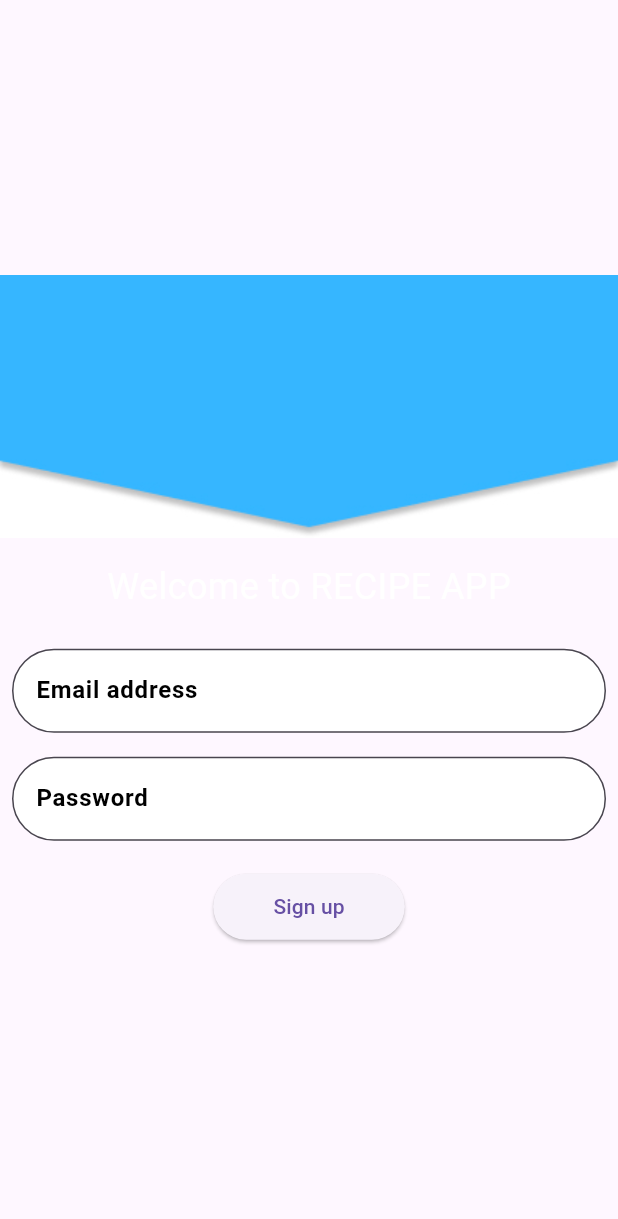
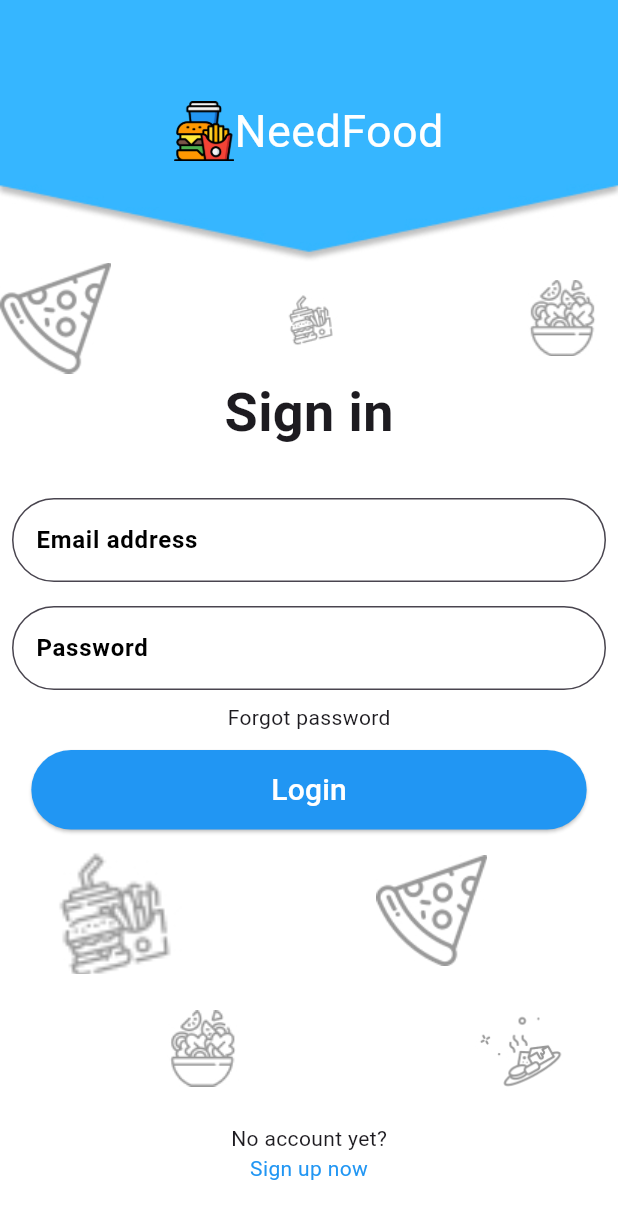
Before and after one commit to rasul-1/RecipeApp, a Flutter app: the InputPage screen opened directly, on a phone screen of 412 x 824 dp. Shown: the top 1219 px of the screen. Run offline on Flutter 3.47's test engine with Material 3 defaults, Android fonts, the phone set to English and light mode, and no system bars; Roboto replaces fonts that are missing (Sevillana).

Commit message:
I added new row

```diff
--- a/recipe_app/lib/input_page.dart
+++ b/recipe_app/lib/input_page.dart
@@ -6,9 +6,9 @@ class InputPage extends StatelessWidget {
   @override
   Widget build(BuildContext context) {
     return Scaffold(
+      backgroundColor: Colors.white,
       body: Center(
         child: Column(
-          mainAxisAlignment: MainAxisAlignment.center,
           children: [
             Container(
               width: 428,
@@ -19,13 +19,54 @@ class InputPage extends StatelessWidget {
                   fit: BoxFit.cover,
                 ),
               ),
+              child: Row(
+                mainAxisAlignment: MainAxisAlignment.center,
+                mainAxisSize: MainAxisSize.min,
+                children: [
+                  Container(
+                    width: 40,
+                    height: 40,
+                    decoration: const BoxDecoration(
+                      image: DecorationImage(
+                        fit: BoxFit.cover,
+                        image: AssetImage('assets/images/burger.jpg'),
+                      ),
+                    ),
+                  ),
+
+                  const Text(
+                    'NeedFood',
+                    style: TextStyle(fontSize: 30, color: Colors.white),
+                  )
+                ],
+              ),
             ),
-            Padding(
-              padding: const EdgeInsets.all(16.0),
-              child: Text(
-                'Welcome to RECIPE APP',
-                style: TextStyle(color: Colors.white, fontSize: 24),
-              ),
+            const Row(
+              mainAxisAlignment: MainAxisAlignment.spaceBetween,
+              children: [
+                Image(
+                  height: 74,
+                  width: 74,
+                  image: AssetImage('assets/images/pizza.jpg'),
+                ),
+                Image(
+                  height: 40,
+                  width: 40,
+                  image: AssetImage('assets/images/fast.jpg'),
+                ),
+                Image(
+                  height: 74,
+                  width: 74,
+                  image: AssetImage('assets/images/salad.jpg'),
+                ),
+              ],
+            ),
+            const Text(
+              'Sign in',
+              style: TextStyle(fontSize: 36, fontWeight: FontWeight.bold),
+            ),
+            const SizedBox(
+              height: 24,
             ),
             const Padding(
               padding: EdgeInsets.all(8.0),
@@ -63,17 +104,62 @@ class InputPage extends StatelessWidget {
                 ),
               ),
             ),
+            Text('Forgot password'),
             Padding(
               padding: const EdgeInsets.symmetric(vertical: 12.0),
               child: ElevatedButton(
                 onPressed: () {},
                 style: ElevatedButton.styleFrom(
-                  padding:
-                      const EdgeInsets.symmetric(horizontal: 40, vertical: 12),
+                    padding: const EdgeInsets.symmetric(
+                        horizontal: 160, vertical: 12),
+                    backgroundColor: Colors.blue),
+                child: const Text(
+                  'Login',
+                  style: TextStyle(fontSize: 20, color: Colors.white),
                 ),
-                child: const Text('Sign up'),
               ),
             ),
+            const Row(
+              mainAxisAlignment: MainAxisAlignment.spaceEvenly,
+              children: [
+                Image(
+                  fit: BoxFit.cover,
+                  height: 84,
+                  width: 100,
+                  image: AssetImage('assets/images/fast.jpg'),
+                ),
+                SizedBox(width: 80,),
+                Image(
+                  height: 74,
+                  width: 74,
+                  image: AssetImage('assets/images/pizza.jpg'),
+                ),
+                SizedBox(width: 40,)
+
+              ],
+            ),
+            const Row(
+              mainAxisAlignment: MainAxisAlignment.spaceEvenly,
+              children: [
+                SizedBox(width: 40,),
+                Image(
+
+                  height: 100,
+                  width: 80,
+                  image: AssetImage('assets/images/salad.jpg'),
+                ),
+                SizedBox(width: 80,),
+                Image(
+                  height: 74,
+                  width: 74,
+                  image: AssetImage('assets/images/platter.jpg'),
+                ),
+
+
+              ],
+            ),
+            Text('No account yet?'),
+            Text('Sign up now',style:TextStyle(color: Colors.blue) ,)
           ],
         ),
       ),
```
